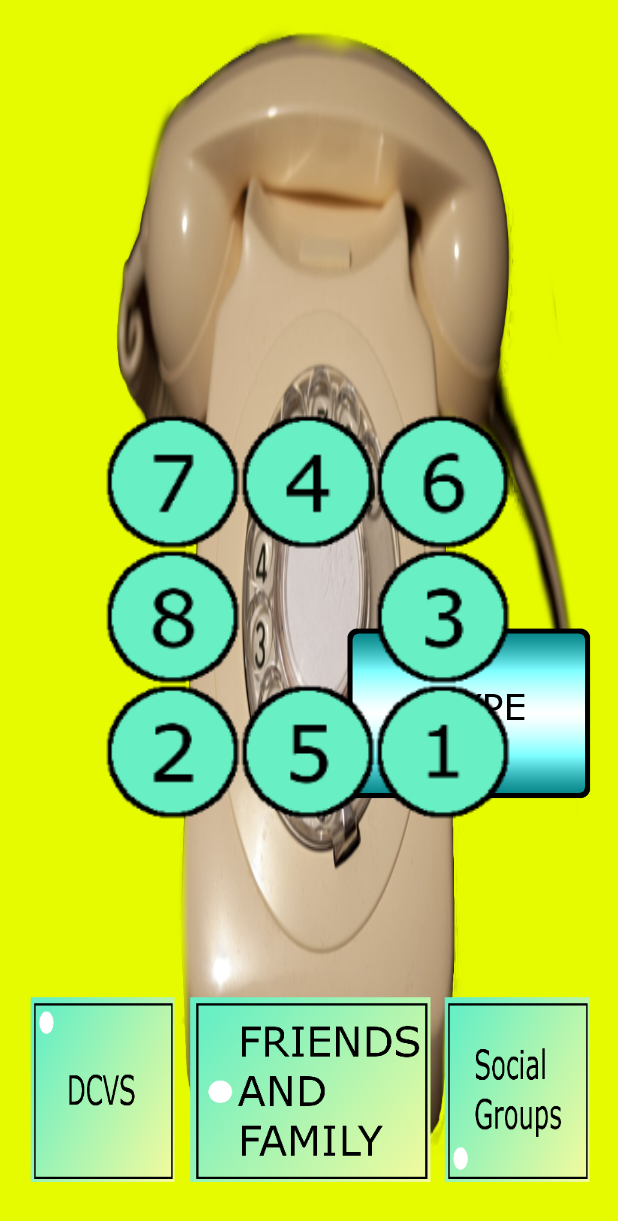
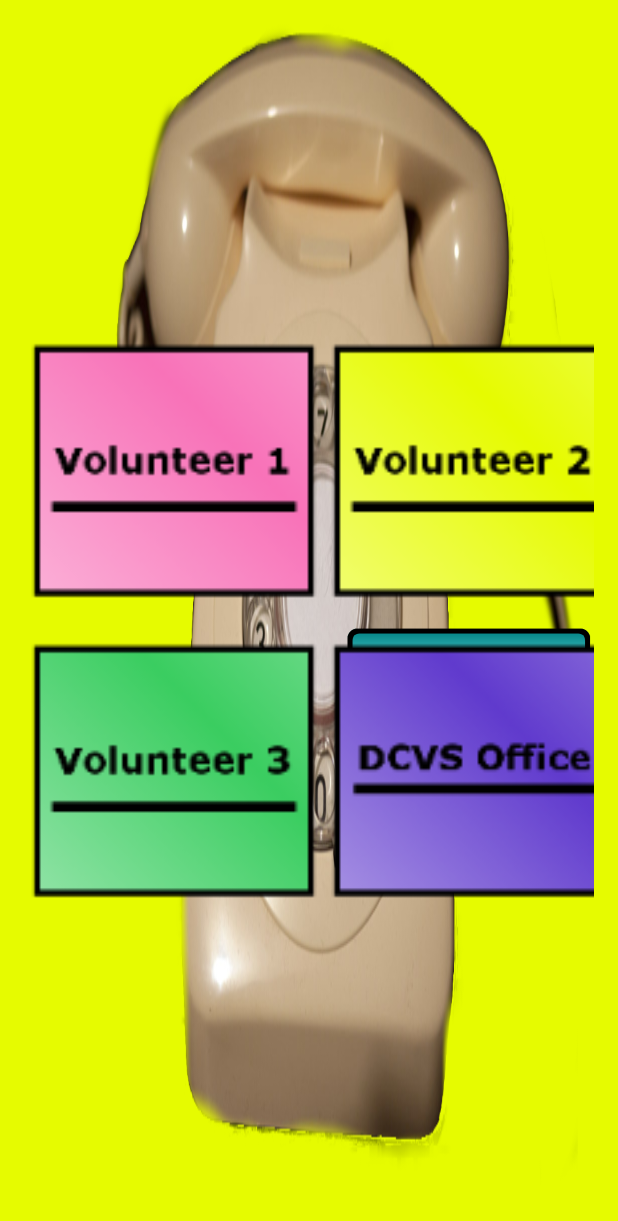
Before and after one commit to kalisynth/DCVSConnect2, an Android app: the layout activity_dcvschat.xml on its own in the app's theme, with its tools: preview values and no code run, on a phone screen of 412 x 824 dp. Shown: the top 1221 px of the screen. Run offline under Robolectric (Android 15) with nearby library versions, the phone set to English and light mode, and no system bars.

Commit message:
final 1.4

```diff
--- a/app/src/main/res/layout/activity_dcvschat.xml
+++ b/app/src/main/res/layout/activity_dcvschat.xml
@@ -31,151 +31,52 @@
         android:id="@+id/skypename"
         android:layout_centerHorizontal="true" />
 
-    <Button
-        android:layout_width="wrap_content"
-        android:layout_height="wrap_content"
-        android:text="@string/Update_Speed_Dial"
-        android:id="@+id/updatebtn"
-        android:contentDescription="@string/Update_Speed_Dial"
-        android:onClick="onUpdateClick"
-        android:layout_above="@+id/skypename"
-        android:layout_alignParentStart="true" />
-
-    <TextView
-        android:layout_width="wrap_content"
-        android:layout_height="wrap_content"
-        android:id="@+id/SkypeList"
-        android:layout_above="@+id/SkypeBTN"
-        android:layout_alignParentStart="true"
-        android:layout_alignParentBottom="true"
-        android:layout_marginBottom="70dp" />
-
-    <ImageButton
-        android:layout_width="wrap_content"
-        android:layout_height="wrap_content"
-        android:id="@+id/dcvscontacts"
-        android:background="@drawable/dcvssd"
-        android:contentDescription="@string/dcvscontacts"
-        android:onClick="onDCVSCClick"
-        android:layout_alignParentBottom="true"
-        android:layout_toStartOf="@+id/ffcontacts" />
-
-    <ImageButton
-        android:layout_width="wrap_content"
-        android:layout_height="wrap_content"
-        android:id="@+id/ffcontacts"
-        android:background="@drawable/ffsd"
-        android:contentDescription="@string/ffcontactlist"
-        android:onClick="onFFCClick"
-        android:layout_alignParentBottom="true"
-        android:layout_centerHorizontal="true" />
-
-    <ImageButton
-        android:layout_width="wrap_content"
-        android:layout_height="wrap_content"
-        android:id="@+id/sgcontacts"
-        android:background="@drawable/sgsd"
-        android:contentDescription="@string/sgcontactlist"
-        android:nestedScrollingEnabled="false"
-        android:onClick="onSGClick"
-        android:layout_alignParentBottom="true"
-        android:layout_toEndOf="@+id/ffcontacts" />
-
     <GridLayout
         android:layout_width="wrap_content"
         android:layout_height="wrap_content"
         android:columnCount="3"
-        android:rowCount="5"
-        android:layout_centerVertical="true"
-        android:layout_centerHorizontal="true">
+        android:rowCount="3"
+        android:layout_centerInParent="true">
 
         <ImageButton
-            android:layout_width="90dp"
-            android:layout_height="90dp"
-            android:id="@+id/s7"
-            android:background="@drawable/sd7"
-            android:contentDescription="@string/SpeedDialSeven"
-            android:layout_below="@+id/s6"
-            android:layout_alignEnd="@+id/sgcontacts"
-            android:layout_row="0"
+            android:layout_width="200dp"
+            android:layout_height="200dp"
+            android:id="@+id/s3"
+            android:background="@drawable/dcvsv3"
+            android:contentDescription="@string/SpeedDialThree"
+            android:onClick="speeddial3onclick"
+            android:layout_row="1"
             android:layout_column="0" />
 
         <ImageButton
-            android:layout_width="90dp"
-            android:layout_height="90dp"
+            android:layout_width="200dp"
+            android:layout_height="200dp"
             android:id="@+id/s4"
-            android:background="@drawable/sd4"
+            android:background="@drawable/dcvsdo"
             android:contentDescription="@string/SpeedDialFour"
-            android:layout_above="@+id/s3"
-            android:layout_alignStart="@+id/s2"
+            android:onClick="speeddial4onclick"
+            android:layout_row="1"
+            android:layout_column="1" />
+
+        <ImageButton
+            android:layout_width="200dp"
+            android:layout_height="200dp"
+            android:id="@+id/s2"
+            android:background="@drawable/dcvsv2"
+            android:contentDescription="@string/SpeedDialTwo"
+            android:onClick="speeddial2onclick"
             android:layout_row="0"
             android:layout_column="1" />
 
         <ImageButton
-            android:layout_width="90dp"
-            android:layout_height="90dp"
-            android:id="@+id/s6"
-            android:background="@drawable/sd6"
-            android:contentDescription="@string/SpeedDialSix"
-            android:layout_below="@+id/s5"
-            android:layout_alignStart="@+id/s8"
+            android:layout_width="200dp"
+            android:layout_height="200dp"
+            android:id="@+id/s1"
+            android:background="@drawable/dcvsv1"
+            android:contentDescription="@string/SpeedDialOne"
+            android:onClick="speeddial1onclick"
             android:layout_row="0"
-            android:layout_column="2" />
-
-        <ImageButton
-            android:layout_width="90dp"
-            android:layout_height="90dp"
-            android:id="@+id/s8"
-            android:background="@drawable/sd8"
-            android:contentDescription="@string/SpeedDialEight"
-            android:layout_below="@+id/s7"
-            android:layout_toEndOf="@+id/ffcontacts"
-            android:layout_row="1"
             android:layout_column="0" />
-
-        <ImageButton
-            android:layout_width="90dp"
-            android:layout_height="90dp"
-            android:id="@+id/s3"
-            android:background="@drawable/sd3"
-            android:contentDescription="@string/SpeedDialThree"
-            android:layout_above="@+id/SkypeBTN"
-            android:layout_toStartOf="@+id/ffcontacts"
-            android:layout_row="1"
-            android:layout_column="2" />
-
-        <ImageButton
-            android:layout_width="90dp"
-            android:layout_height="90dp"
-            android:id="@+id/s2"
-            android:background="@drawable/sd2"
-            android:contentDescription="@string/SpeedDialTwo"
-            android:layout_below="@+id/s7"
-            android:layout_toStartOf="@+id/s1"
-            android:layout_row="3"
-            android:layout_column="0" />
-
-        <ImageButton
-            android:layout_width="90dp"
-            android:layout_height="90dp"
-            android:id="@+id/s5"
-            android:background="@drawable/sd5"
-            android:contentDescription="@string/SpeedDialFive"
-            android:layout_above="@+id/s4"
-            android:layout_alignStart="@+id/skypename"
-            android:layout_row="3"
-            android:layout_column="1" />
-
-        <ImageButton
-            android:layout_width="90dp"
-            android:layout_height="90dp"
-            android:id="@+id/s1"
-            android:background="@drawable/sd1"
-            android:contentDescription="@string/SpeedDialOne"
-            android:layout_alignBottom="@+id/SkypeBTN"
-            android:layout_alignStart="@+id/s5"
-            android:layout_row="3"
-            android:layout_column="2" />
     </GridLayout>
 
 </RelativeLayout>
--- a/app/src/main/res/values/strings.xml
+++ b/app/src/main/res/values/strings.xml
@@ -22,7 +22,7 @@
     <string name="RadioBTN">Radio Button</string>
     <!--Help Screen -->
     <string name="HelpGuideBTN">Help Guide App</string>
-    <string name="QuickSupportBTN">Quick Support App</string>
+    <string name="SkypeCheck">Check Version of Skype</string>
     <!--Chat Screen-->
     <string name="SpeedDial1">Volunteer One</string>
     <string name="SpeedDial2">Volunteer Two</string>
@@ -67,6 +67,6 @@
 
     <string name="Update_Speed_Dial">Update Speed Dial Pad</string>
 
-    <string name="CurrentVersion"> V1.5 Beta </string>
+    <string name="CurrentVersion"> V1.4 Release </string>
 
 </resources>
```
Also changed, not shown: app/src/main/java/org/nac/kalisynth/dcvsconnect2/DCVSChat.java (+17 -30 lines), app/src/main/java/org/nac/kalisynth/dcvsconnect2/DCVSHelp.java (+0 -18 lines), app/src/main/java/org/nac/kalisynth/dcvsconnect2/DCVSOverlayService.java (+34 -33 lines), app/src/main/res/layout/activity_dcvshelp.xml (+7 -24 lines), app/src/main/res/drawable-xxxhdpi/dcvsdo.png (added), app/src/main/res/drawable-xxxhdpi/dcvsv1.png (added), app/src/main/res/drawable-xxxhdpi/dcvsv2.png (added), app/src/main/res/drawable-xxxhdpi/dcvsv3.png (added).
